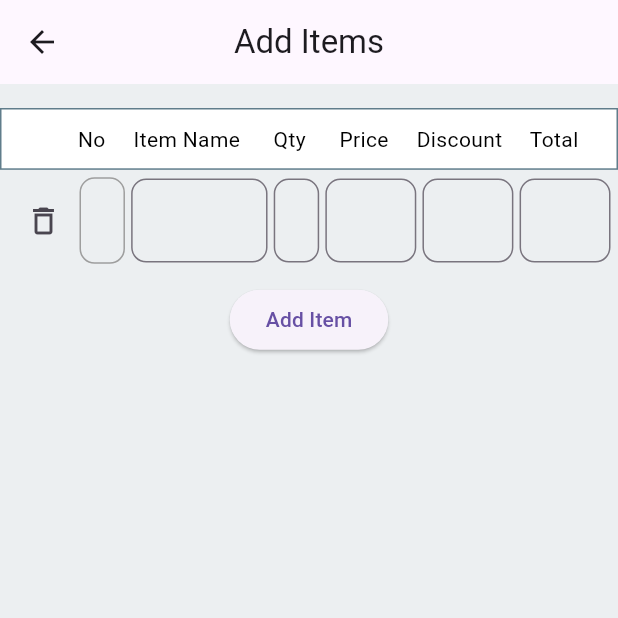
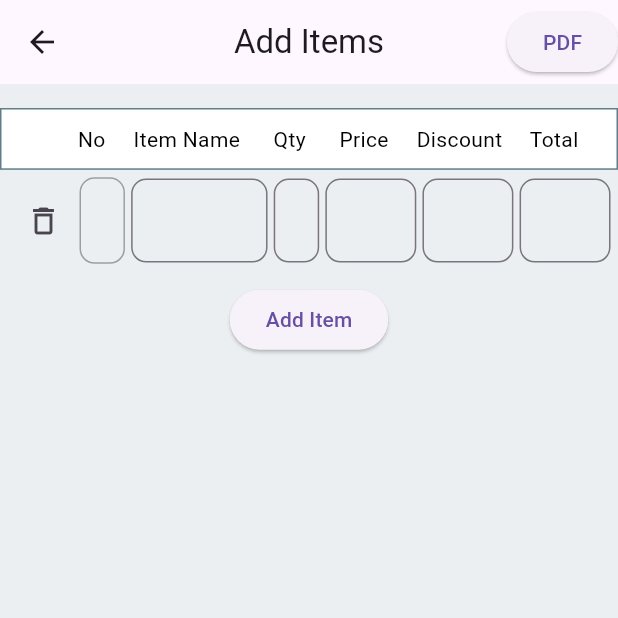
Before and after one commit to Aayushi0x9/invoice_generater, a Flutter app: the ItemPage screen opened by its route, on a phone screen of 412 x 824 dp, the top half of it. Run offline on Flutter 3.47's test engine with Material 3 defaults, Android fonts, the phone set to English and light mode, and no system bars; network calls fail.

Commit message:
Add Items...

```diff
--- a/lib/Pages/ItemPage/item_page.dart
+++ b/lib/Pages/ItemPage/item_page.dart
@@ -15,7 +15,7 @@ class _ItemPageState extends State<ItemPage> {
   @override
   void initState() {
     Globals.globals.items
-        .map((e) => {Globals.globals.Total += Globals.globals.items})
+        // .map((e) => {Globals.globals.Total += Globals.globals.items})
         .toList();
     super.initState();
   }
@@ -35,6 +35,12 @@ class _ItemPageState extends State<ItemPage> {
           title: const Text('Add Items'),
           titleSpacing: 1,
           centerTitle: true,
+          actions: [
+            ElevatedButton(
+              onPressed: () {},
+              child: Text('PDF'),
+            ),
+          ],
         ),
         backgroundColor: Colors.blueGrey.shade50,
         body: Padding(
```
Also changed, not shown: lib/Pages/PdfPage/pdfpage.dart (added).
